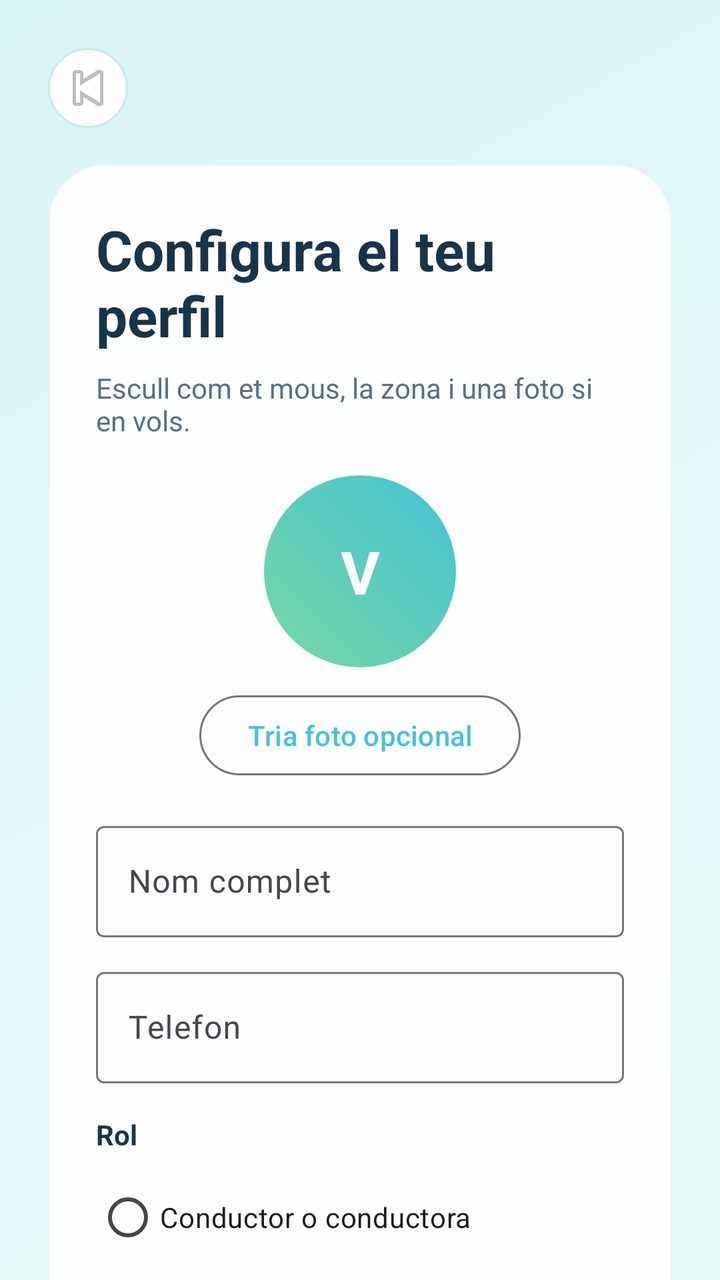
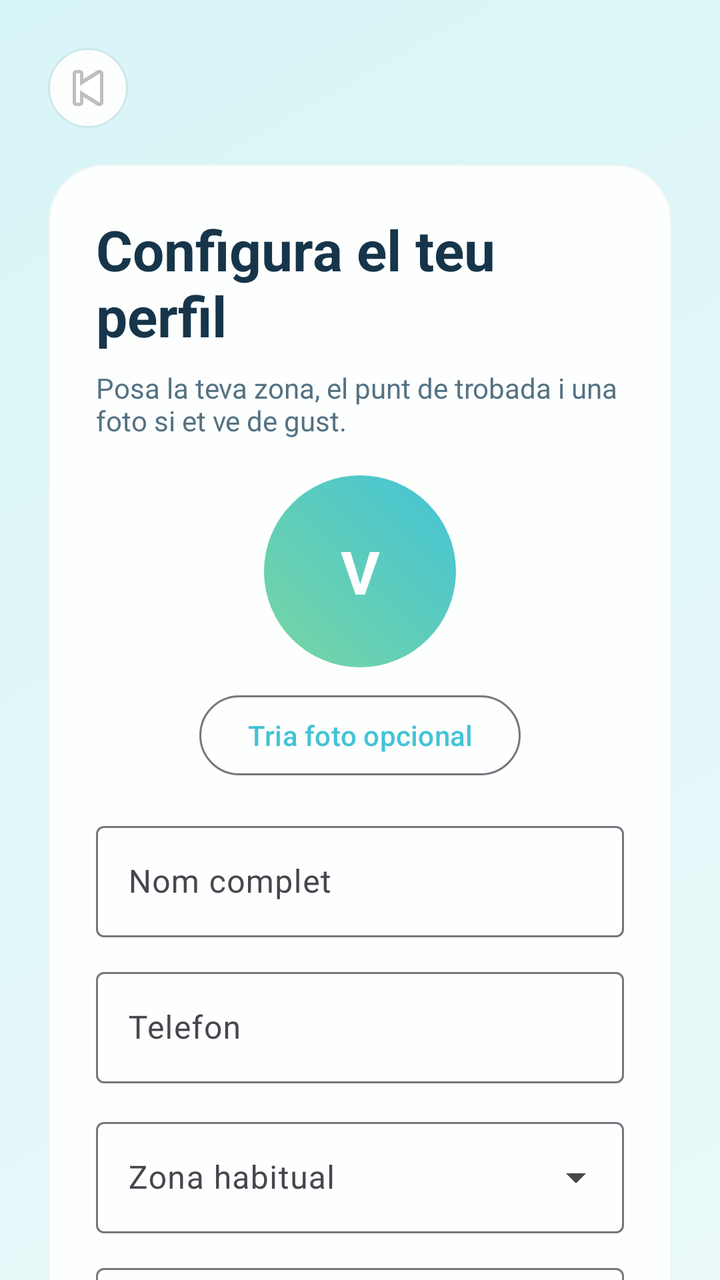

An Android layout rendered at two revisions. The XML below is the earlier revision; the diff shows what the commit changed to produce the second picture.
<!-- AndroidManifest.xml: application theme Theme.ViBaCar -->
<!-- res/layout/activity_configura_perfil.xml -->
<?xml version="1.0" encoding="utf-8"?>
<androidx.core.widget.NestedScrollView xmlns:android="http://schemas.android.com/apk/res/android"
    xmlns:app="http://schemas.android.com/apk/res-auto"
    android:layout_width="match_parent"
    android:layout_height="match_parent"
    android:background="@drawable/fons_pantalla"
    android:fillViewport="true">

    <LinearLayout
        android:layout_width="match_parent"
        android:layout_height="wrap_content"
        android:orientation="vertical"
        android:padding="24dp">

        <ImageButton
            android:id="@+id/botoEnrere"
            android:layout_width="40dp"
            android:layout_height="40dp"
            android:background="@drawable/fons_capsula"
            android:contentDescription="@string/boto_enrere"
            android:padding="10dp"
            android:src="@android:drawable/ic_media_previous" />

        <LinearLayout
            android:layout_width="match_parent"
            android:layout_height="wrap_content"
            android:layout_marginTop="18dp"
            android:background="@drawable/fons_targeta"
            android:elevation="8dp"
            android:orientation="vertical"
            android:padding="24dp">

            <TextView
                android:layout_width="match_parent"
                android:layout_height="wrap_content"
                android:text="@string/perfil_config_titol"
                android:textColor="@color/color_text_principal"
                android:textSize="28sp"
                android:textStyle="bold" />

            <TextView
                android:layout_width="match_parent"
                android:layout_height="wrap_content"
                android:layout_marginTop="8dp"
                android:text="@string/perfil_config_subtitol"
                android:textColor="@color/color_text_secundari" />

            <FrameLayout
                android:layout_width="96dp"
                android:layout_height="96dp"
                android:layout_gravity="center_horizontal"
                android:layout_marginTop="18dp">

                <com.google.android.material.imageview.ShapeableImageView
                    android:id="@+id/imatgePerfil"
                    android:layout_width="match_parent"
                    android:layout_height="match_parent"
                    android:scaleType="centerCrop"
                    android:visibility="gone"
                    app:shapeAppearanceOverlay="@style/FormaAvatarCercle" />

                <TextView
                    android:id="@+id/txtInicialAvatar"
                    android:layout_width="match_parent"
                    android:layout_height="match_parent"
                    android:background="@drawable/fons_avatar"
                    android:gravity="center"
                    android:text="V"
                    android:textColor="@color/color_text_clar"
                    android:textSize="30sp"
                    android:textStyle="bold" />
            </FrameLayout>

            <com.google.android.material.button.MaterialButton
                android:id="@+id/botoTriaFoto"
                style="@style/Widget.Material3.Button.OutlinedButton"
                android:layout_width="wrap_content"
                android:layout_height="wrap_content"
                android:layout_gravity="center_horizontal"
                android:layout_marginTop="10dp"
                android:text="@string/boto_tria_foto" />

            <com.google.android.material.textfield.TextInputLayout
                style="@style/Widget.Material3.TextInputLayout.OutlinedBox"
                android:layout_width="match_parent"
                android:layout_height="wrap_content"
                android:layout_marginTop="16dp"
                android:hint="@string/etiqueta_nom">

                <com.google.android.material.textfield.TextInputEditText
                    android:id="@+id/campNom"
                    android:layout_width="match_parent"
                    android:layout_height="wrap_content"
                    android:inputType="textPersonName" />
            </com.google.android.material.textfield.TextInputLayout>

            <com.google.android.material.textfield.TextInputLayout
                style="@style/Widget.Material3.TextInputLayout.OutlinedBox"
                android:layout_width="match_parent"
                android:layout_height="wrap_content"
                android:layout_marginTop="12dp"
                android:hint="@string/etiqueta_telefon">

                <com.google.android.material.textfield.TextInputEditText
                    android:id="@+id/campTelefon"
                    android:layout_width="match_parent"
                    android:layout_height="wrap_content"
                    android:inputType="phone" />
            </com.google.android.material.textfield.TextInputLayout>

            <TextView
                android:layout_width="match_parent"
                android:layout_height="wrap_content"
                android:layout_marginTop="16dp"
                android:text="@string/etiqueta_rol"
                android:textColor="@color/color_text_principal"
                android:textStyle="bold" />

            <RadioGroup
                android:id="@+id/grupRol"
                android:layout_width="match_parent"
                android:layout_height="wrap_content"
                android:layout_marginTop="8dp"
                android:orientation="vertical">

                <RadioButton
                    android:id="@+id/radioConductor"
                    android:layout_width="wrap_content"
                    android:layout_height="wrap_content"
                    android:text="@string/rol_conductor" />

                <RadioButton
                    android:id="@+id/radioPassatger"
                    android:layout_width="wrap_content"
                    android:layout_height="wrap_content"
                    android:text="@string/rol_passatger" />
            </RadioGroup>

            <com.google.android.material.textfield.TextInputLayout
                style="@style/Widget.Material3.TextInputLayout.OutlinedBox.ExposedDropdownMenu"
                android:layout_width="match_parent"
                android:layout_height="wrap_content"
                android:layout_marginTop="14dp"
                android:hint="@string/etiqueta_zona">

                <com.google.android.material.textfield.MaterialAutoCompleteTextView
                    android:id="@+id/campZona"
                    android:layout_width="match_parent"
                    android:layout_height="wrap_content"
                    android:inputType="none" />
            </com.google.android.material.textfield.TextInputLayout>

            <com.google.android.material.textfield.TextInputLayout
                style="@style/Widget.Material3.TextInputLayout.OutlinedBox.ExposedDropdownMenu"
                android:layout_width="match_parent"
                android:layout_height="wrap_content"
                android:layout_marginTop="12dp"
                android:hint="@string/etiqueta_hora_habitual">

                <com.google.android.material.textfield.MaterialAutoCompleteTextView
                    android:id="@+id/campHoraHabitual"
                    android:layout_width="match_parent"
                    android:layout_height="wrap_content"
                    android:inputType="none" />
            </com.google.android.material.textfield.TextInputLayout>

            <com.google.android.material.textfield.TextInputLayout
                style="@style/Widget.Material3.TextInputLayout.OutlinedBox"
                android:layout_width="match_parent"
                android:layout_height="wrap_content"
                android:layout_marginTop="12dp"
                android:hint="@string/etiqueta_punt_trobada">

                <com.google.android.material.textfield.TextInputEditText
                    android:id="@+id/campPuntTrobada"
                    android:layout_width="match_parent"
                    android:layout_height="wrap_content"
                    android:inputType="textCapWords" />
            </com.google.android.material.textfield.TextInputLayout>

            <TextView
                android:id="@+id/txtDadesConductor"
                android:layout_width="match_parent"
                android:layout_height="wrap_content"
                android:layout_marginTop="16dp"
                android:text="@string/titol_dades_conductor"
                android:textColor="@color/color_text_principal"
                android:textStyle="bold"
                android:visibility="gone" />

            <LinearLayout
                android:id="@+id/layoutDadesConductor"
                android:layout_width="match_parent"
                android:layout_height="wrap_content"
                android:orientation="vertical"
                android:visibility="gone">

                <com.google.android.material.textfield.TextInputLayout
                    style="@style/Widget.Material3.TextInputLayout.OutlinedBox"
                    android:layout_width="match_parent"
                    android:layout_height="wrap_content"
                    android:layout_marginTop="10dp"
                    android:hint="@string/etiqueta_model_cotxe">

                    <com.google.android.material.textfield.TextInputEditText
                        android:id="@+id/campModelCotxe"
                        android:layout_width="match_parent"
                        android:layout_height="wrap_content"
                        android:inputType="textCapWords" />
                </com.google.android.material.textfield.TextInputLayout>

                <com.google.android.material.textfield.TextInputLayout
                    style="@style/Widget.Material3.TextInputLayout.OutlinedBox.ExposedDropdownMenu"
                    android:layout_width="match_parent"
                    android:layout_height="wrap_content"
                    android:layout_marginTop="12dp"
                    android:hint="@string/etiqueta_places_habituals">

                    <com.google.android.material.textfield.MaterialAutoCompleteTextView
                        android:id="@+id/campPlacesHabituals"
                        android:layout_width="match_parent"
                        android:layout_height="wrap_content"
                        android:inputType="none" />
                </com.google.android.material.textfield.TextInputLayout>
            </LinearLayout>

            <com.google.android.material.textfield.TextInputLayout
                style="@style/Widget.Material3.TextInputLayout.OutlinedBox"
                android:layout_width="match_parent"
                android:layout_height="wrap_content"
                android:layout_marginTop="12dp"
                android:hint="@string/etiqueta_bio">

                <com.google.android.material.textfield.TextInputEditText
                    android:id="@+id/campBio"
                    android:layout_width="match_parent"
                    android:layout_height="wrap_content"
                    android:inputType="textMultiLine"
                    android:maxLines="3"
                    android:minLines="3" />
            </com.google.android.material.textfield.TextInputLayout>

            <TextView
                android:id="@+id/txtMissatge"
                android:layout_width="match_parent"
                android:layout_height="wrap_content"
                android:layout_marginTop="12dp"
                android:textColor="@color/color_error" />

            <com.google.android.material.button.MaterialButton
                android:id="@+id/botoDesarPerfil"
                android:layout_width="match_parent"
                android:layout_height="wrap_content"
                android:layout_marginTop="16dp"
                android:background="@drawable/fons_boto_principal"
                android:text="@string/boto_desar_perfil"
                android:textColor="@color/color_text_clar" />
        </LinearLayout>
    </LinearLayout>
</androidx.core.widget.NestedScrollView>
<!-- resources referenced by this layout -->
<resources>
  <color name="color_error">#C74E4E</color>
  <color name="color_text_clar">#FFFFFF</color>
  <color name="color_text_principal">#17354A</color>
  <color name="color_text_secundari">#547283</color>
  <!-- drawable fons_avatar (drawable) -->
  <?xml version="1.0" encoding="utf-8"?>
  <shape xmlns:android="http://schemas.android.com/apk/res/android" android:shape="oval">
      <gradient
          android:angle="45"
          android:endColor="@color/color_principal"
          android:startColor="@color/color_secundari" />
  </shape>
  <!-- drawable fons_boto_principal (drawable) -->
  <?xml version="1.0" encoding="utf-8"?>
  <shape xmlns:android="http://schemas.android.com/apk/res/android">
      <gradient
          android:angle="0"
          android:endColor="@color/color_principal_fosc"
          android:startColor="@color/color_principal" />
      <corners android:radius="30dp" />
  </shape>
  <!-- drawable fons_capsula (drawable) -->
  <?xml version="1.0" encoding="utf-8"?>
  <shape xmlns:android="http://schemas.android.com/apk/res/android">
      <solid android:color="@color/color_targeta" />
      <corners android:radius="20dp" />
      <stroke
          android:width="1dp"
          android:color="@color/color_linia" />
  </shape>
  <!-- drawable fons_pantalla (drawable) -->
  <?xml version="1.0" encoding="utf-8"?>
  <shape xmlns:android="http://schemas.android.com/apk/res/android">
      <gradient
          android:angle="315"
          android:endColor="@color/color_fons"
          android:startColor="#D8F5F7" />
  </shape>
  <!-- drawable fons_targeta (drawable) -->
  <?xml version="1.0" encoding="utf-8"?>
  <shape xmlns:android="http://schemas.android.com/apk/res/android">
      <solid android:color="@color/color_targeta" />
      <corners android:radius="28dp" />
      <stroke
          android:width="1dp"
          android:color="#AAEDF4F4" />
  </shape>
  <string name="boto_desar_perfil">Desar perfil</string>
  <string name="boto_enrere">Torna enrere</string>
  <string name="boto_tria_foto">Tria foto opcional</string>
  <string name="etiqueta_bio">Presentacio breu</string>
  <string name="etiqueta_hora_habitual">Hora habitual de sortida</string>
  <string name="etiqueta_model_cotxe">Model del cotxe</string>
  <string name="etiqueta_nom">Nom complet</string>
  <string name="etiqueta_places_habituals">Places que pots oferir</string>
  <string name="etiqueta_punt_trobada">Punt de trobada habitual</string>
  <string name="etiqueta_rol">Rol</string>
  <string name="etiqueta_telefon">Telefon</string>
  <string name="etiqueta_zona">Zona habitual</string>
  <string name="perfil_config_subtitol">Escull com et mous, la zona i una foto si en vols.</string>
  <string name="perfil_config_titol">Configura el teu perfil</string>
  <string name="rol_conductor">Conductor o conductora</string>
  <string name="rol_passatger">Passatger o passatgera</string>
  <string name="titol_dades_conductor">Dades de conductor/a</string>
  <style name="FormaAvatarCercle" parent="">
          <item name="cornerFamily">rounded</item>
          <item name="cornerSize">50%</item>
      </style>
  <style name="Theme.ViBaCar" parent="Base.Theme.ViBaCar" />
  <color name="color_principal">#44C3D6</color>
  <color name="color_secundari">#78D6A2</color>
  <color name="color_principal_fosc">#2DA5BB</color>
  <color name="color_targeta">#FDFEFE</color>
  <color name="color_linia">#CDE8EA</color>
  <color name="color_fons">#EAF8F8</color>
  <style name="Base.Theme.ViBaCar" parent="Theme.Material3.Light.NoActionBar">
          <item name="colorPrimary">@color/color_principal</item>
          <item name="colorOnPrimary">@color/color_text_clar</item>
          <item name="colorSecondary">@color/color_secundari</item>
          <item name="android:statusBarColor">@android:color/transparent</item>
          <item name="android:navigationBarColor">@color/color_fons</item>
          <item name="android:windowLightStatusBar">true</item>
          <item name="android:windowBackground">@color/color_fons</item>
      </style>
</resources>

<!-- the commit's change to res/layout/activity_configura_perfil.xml (unified diff, before → after) -->
@@ -108,92 +108,62 @@
                     android:inputType="phone" />
             </com.google.android.material.textfield.TextInputLayout>
 
-            <TextView
+            <com.google.android.material.textfield.TextInputLayout
+                style="@style/Widget.Material3.TextInputLayout.OutlinedBox.ExposedDropdownMenu"
+                android:layout_width="match_parent"
+                android:layout_height="wrap_content"
+                android:layout_marginTop="14dp"
+                android:hint="@string/etiqueta_zona">
+
+                <com.google.android.material.textfield.MaterialAutoCompleteTextView
+                    android:id="@+id/campZona"
+                    android:layout_width="match_parent"
+                    android:layout_height="wrap_content"
+                    android:inputType="none" />
+            </com.google.android.material.textfield.TextInputLayout>
+
+            <com.google.android.material.textfield.TextInputLayout
+                style="@style/Widget.Material3.TextInputLayout.OutlinedBox.ExposedDropdownMenu"
+                android:layout_width="match_parent"
+                android:layout_height="wrap_content"
+                android:layout_marginTop="12dp"
+                android:hint="@string/etiqueta_hora_habitual">
+
+                <com.google.android.material.textfield.MaterialAutoCompleteTextView
+                    android:id="@+id/campHoraHabitual"
+                    android:layout_width="match_parent"
+                    android:layout_height="wrap_content"
+                    android:inputType="none" />
+            </com.google.android.material.textfield.TextInputLayout>
+
+            <com.google.android.material.textfield.TextInputLayout
+                style="@style/Widget.Material3.TextInputLayout.OutlinedBox"
+                android:layout_width="match_parent"
+                android:layout_height="wrap_content"
+                android:layout_marginTop="12dp"
+                android:hint="@string/etiqueta_punt_trobada">
+
+                <com.google.android.material.textfield.TextInputEditText
+                    android:id="@+id/campPuntTrobada"
+                    android:layout_width="match_parent"
+                    android:layout_height="wrap_content"
+                    android:inputType="textCapWords" />
+            </com.google.android.material.textfield.TextInputLayout>
+
+            <TextView
+                android:id="@+id/txtDadesConductor"
                 android:layout_width="match_parent"
                 android:layout_height="wrap_content"
                 android:layout_marginTop="16dp"
-                android:text="@string/etiqueta_rol"
+                android:text="@string/titol_dades_vehicle"
                 android:textColor="@color/color_text_principal"
                 android:textStyle="bold" />
 
-            <RadioGroup
-                android:id="@+id/grupRol"
-                android:layout_width="match_parent"
-                android:layout_height="wrap_content"
-                android:layout_marginTop="8dp"
-                android:orientation="vertical">
-
-                <RadioButton
-                    android:id="@+id/radioConductor"
-                    android:layout_width="wrap_content"
-                    android:layout_height="wrap_content"
-                    android:text="@string/rol_conductor" />
-
-                <RadioButton
-                    android:id="@+id/radioPassatger"
-                    android:layout_width="wrap_content"
-                    android:layout_height="wrap_content"
-                    android:text="@string/rol_passatger" />
-            </RadioGroup>
-
-            <com.google.android.material.textfield.TextInputLayout
-                style="@style/Widget.Material3.TextInputLayout.OutlinedBox.ExposedDropdownMenu"
-                android:layout_width="match_parent"
-                android:layout_height="wrap_content"
-                android:layout_marginTop="14dp"
-                android:hint="@string/etiqueta_zona">
-
-                <com.google.android.material.textfield.MaterialAutoCompleteTextView
-                    android:id="@+id/campZona"
-                    android:layout_width="match_parent"
-                    android:layout_height="wrap_content"
-                    android:inputType="none" />
-            </com.google.android.material.textfield.TextInputLayout>
-
-            <com.google.android.material.textfield.TextInputLayout
-                style="@style/Widget.Material3.TextInputLayout.OutlinedBox.ExposedDropdownMenu"
-                android:layout_width="match_parent"
-                android:layout_height="wrap_content"
-                android:layout_marginTop="12dp"
-                android:hint="@string/etiqueta_hora_habitual">
-
-                <com.google.android.material.textfield.MaterialAutoCompleteTextView
-                    android:id="@+id/campHoraHabitual"
-                    android:layout_width="match_parent"
-                    android:layout_height="wrap_content"
-                    android:inputType="none" />
-            </com.google.android.material.textfield.TextInputLayout>
-
-            <com.google.android.material.textfield.TextInputLayout
-                style="@style/Widget.Material3.TextInputLayout.OutlinedBox"
-                android:layout_width="match_parent"
-                android:layout_height="wrap_content"
-                android:layout_marginTop="12dp"
-                android:hint="@string/etiqueta_punt_trobada">
-
-                <com.google.android.material.textfield.TextInputEditText
-                    android:id="@+id/campPuntTrobada"
-                    android:layout_width="match_parent"
-                    android:layout_height="wrap_content"
-                    android:inputType="textCapWords" />
-            </com.google.android.material.textfield.TextInputLayout>
-
-            <TextView
-                android:id="@+id/txtDadesConductor"
-                android:layout_width="match_parent"
-                android:layout_height="wrap_content"
-                android:layout_marginTop="16dp"
-                android:text="@string/titol_dades_conductor"
-                android:textColor="@color/color_text_principal"
-                android:textStyle="bold"
-                android:visibility="gone" />
-
             <LinearLayout
                 android:id="@+id/layoutDadesConductor"
                 android:layout_width="match_parent"
                 android:layout_height="wrap_content"
-                android:orientation="vertical"
-                android:visibility="gone">
+                android:orientation="vertical">
 
                 <com.google.android.material.textfield.TextInputLayout
                     style="@style/Widget.Material3.TextInputLayout.OutlinedBox"
<!-- resource entries referenced after the edit -->
@@ -56,14 +56,11 @@
   <string name="etiqueta_nom">Nom complet</string>
   <string name="etiqueta_places_habituals">Places que pots oferir</string>
   <string name="etiqueta_punt_trobada">Punt de trobada habitual</string>
-  <string name="etiqueta_rol">Rol</string>
   <string name="etiqueta_telefon">Telefon</string>
   <string name="etiqueta_zona">Zona habitual</string>
-  <string name="perfil_config_subtitol">Escull com et mous, la zona i una foto si en vols.</string>
+  <string name="perfil_config_subtitol">Posa la teva zona, el punt de trobada i una foto si et ve de gust.</string>
   <string name="perfil_config_titol">Configura el teu perfil</string>
-  <string name="rol_conductor">Conductor o conductora</string>
-  <string name="rol_passatger">Passatger o passatgera</string>
-  <string name="titol_dades_conductor">Dades de conductor/a</string>
+  <string name="titol_dades_vehicle">Si algun dia publiques viatges</string>
   <style name="FormaAvatarCercle" parent="">
           <item name="cornerFamily">rounded</item>
           <item name="cornerSize">50%</item>
